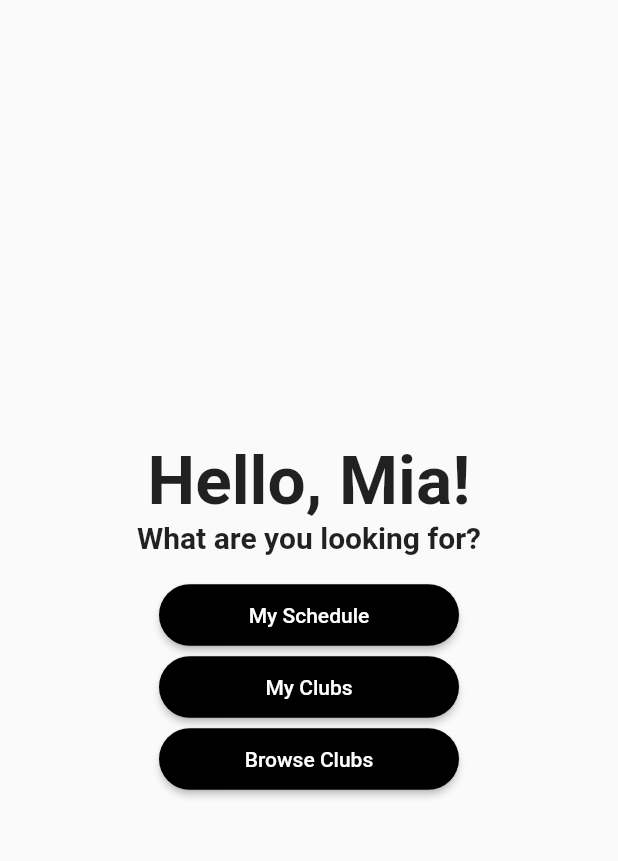
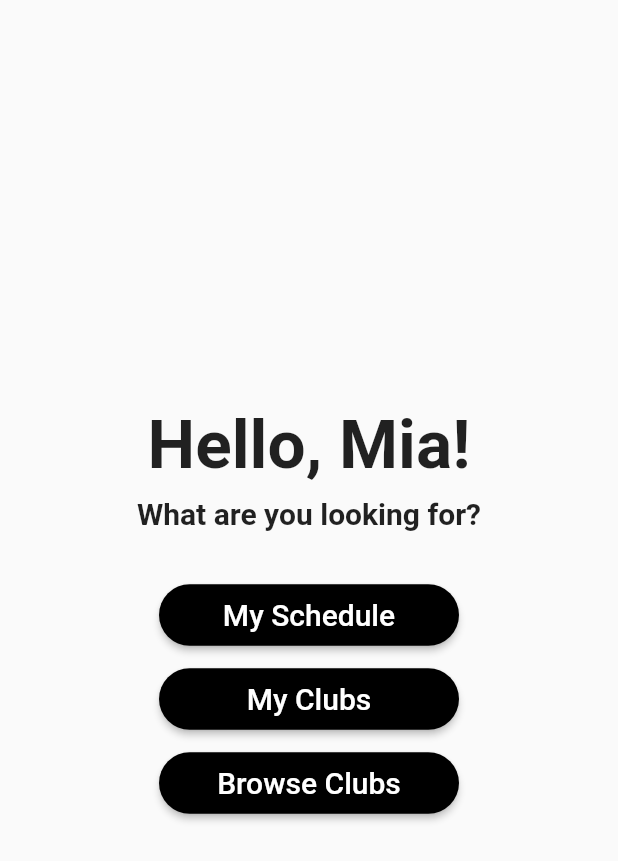
Before and after one commit to rfern565/MHS-App, a Flutter app: the screen it shows after launch, on a phone screen of 412 x 824 dp. Shown: the top 861 px of the screen. Run offline on Flutter 3.47's test engine with Material 2 defaults, Android fonts, the light colour scheme and no system bars.

Commit message:
Fixed spacing between buttons and text on homepage

```diff
--- a/mhsapp/lib/main.dart
+++ b/mhsapp/lib/main.dart
@@ -28,26 +28,36 @@ class HomePage extends StatelessWidget {
         child: Column(
           mainAxisAlignment: MainAxisAlignment.center,
           children: [
-            Text(
+            Padding(
+              padding: const EdgeInsets.only(bottom: 8),
+              child: Text(
                 'Hello, Mia!',
                 style: TextStyle(
                   fontSize: 45,
                   fontWeight: FontWeight.bold,
                 ),
               ),
-            Text(
+            ),
+            Padding(
+              padding: const EdgeInsets.only(bottom: 32),
+              child: Text(
                 'What are you looking for?',
                 style: TextStyle(
                   fontSize: 20,
                   fontWeight: FontWeight.bold,
                 ),
               ),
-            SizedBox(height: 16),
-            ElevatedButton(
+            ),
+            Padding(
+              padding: const EdgeInsets.only(bottom: 8),
+              child: ElevatedButton(
                 onPressed: () {
                   Navigator.pushNamed(context, '/mySchedule');
                 },
-              child: Text(' My Schedule '),
+                child: Text(
+                  ' My Schedule ',
+                  style: TextStyle(fontSize: 20),
+                ),
                 style: ButtonStyle(
                   backgroundColor: MaterialStateProperty.all<Color>(Colors.black),
                   shape: MaterialStateProperty.all<RoundedRectangleBorder>(
@@ -60,11 +70,17 @@ class HomePage extends StatelessWidget {
                   ),
                 ),
               ),
-            ElevatedButton(
+            ),
+            Padding(
+              padding: const EdgeInsets.only(bottom: 8),
+              child: ElevatedButton(
                 onPressed: () {
                   Navigator.pushNamed(context, '/myClubs');
                 },
-              child: Text('    My Clubs    '),
+                child: Text(
+                  '    My Clubs    ',
+                  style: TextStyle(fontSize: 20),
+                ),
                 style: ButtonStyle(
                   backgroundColor: MaterialStateProperty.all<Color>(Colors.black),
                   shape: MaterialStateProperty.all<RoundedRectangleBorder>(
@@ -77,11 +93,17 @@ class HomePage extends StatelessWidget {
                   ),
                 ),
               ),
-            ElevatedButton(
+            ),
+            Padding(
+              padding: const EdgeInsets.only(bottom: 8),
+              child: ElevatedButton(
                 onPressed: () {
                   Navigator.pushNamed(context, '/browseClubs');
                 },
-              child: Text('Browse Clubs'),
+                child: Text(
+                  'Browse Clubs',
+                  style: TextStyle(fontSize: 20),
+                ),
                 style: ButtonStyle(
                   backgroundColor: MaterialStateProperty.all<Color>(Colors.black),
                   shape: MaterialStateProperty.all<RoundedRectangleBorder>(
@@ -94,12 +116,19 @@ class HomePage extends StatelessWidget {
                   ),
                 ),
               ),
+            ),
           ],
         ),
       ),
     );
   }
 }
+
+
+
+
+
+
 
 class MySchedulePage extends StatelessWidget {
   @override
```
Lines whose indentation alone changed are shown as unchanged.
